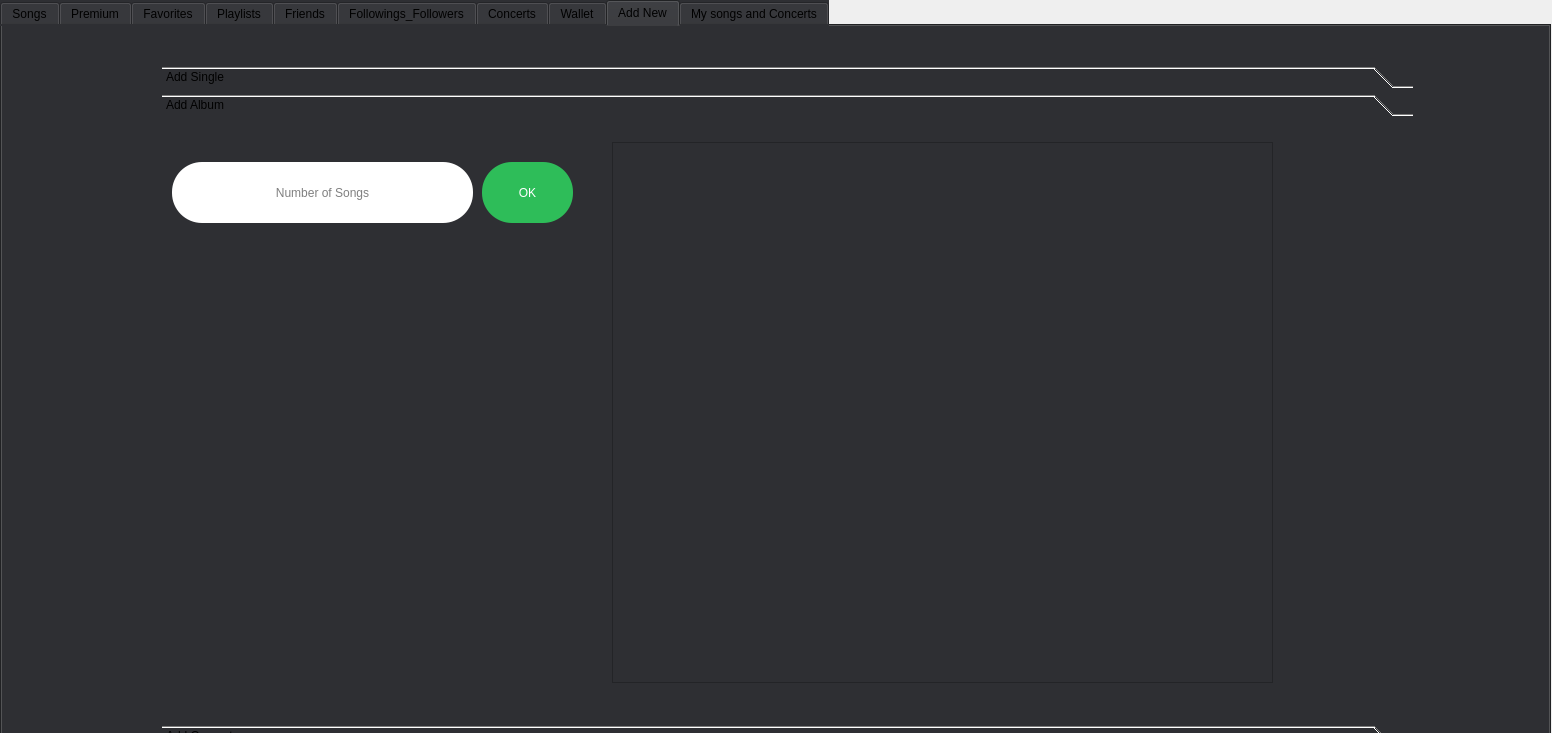
The window that premium.ui (Mahrokh-M/Spotify) describes before a commit, drawn with Qt 5.
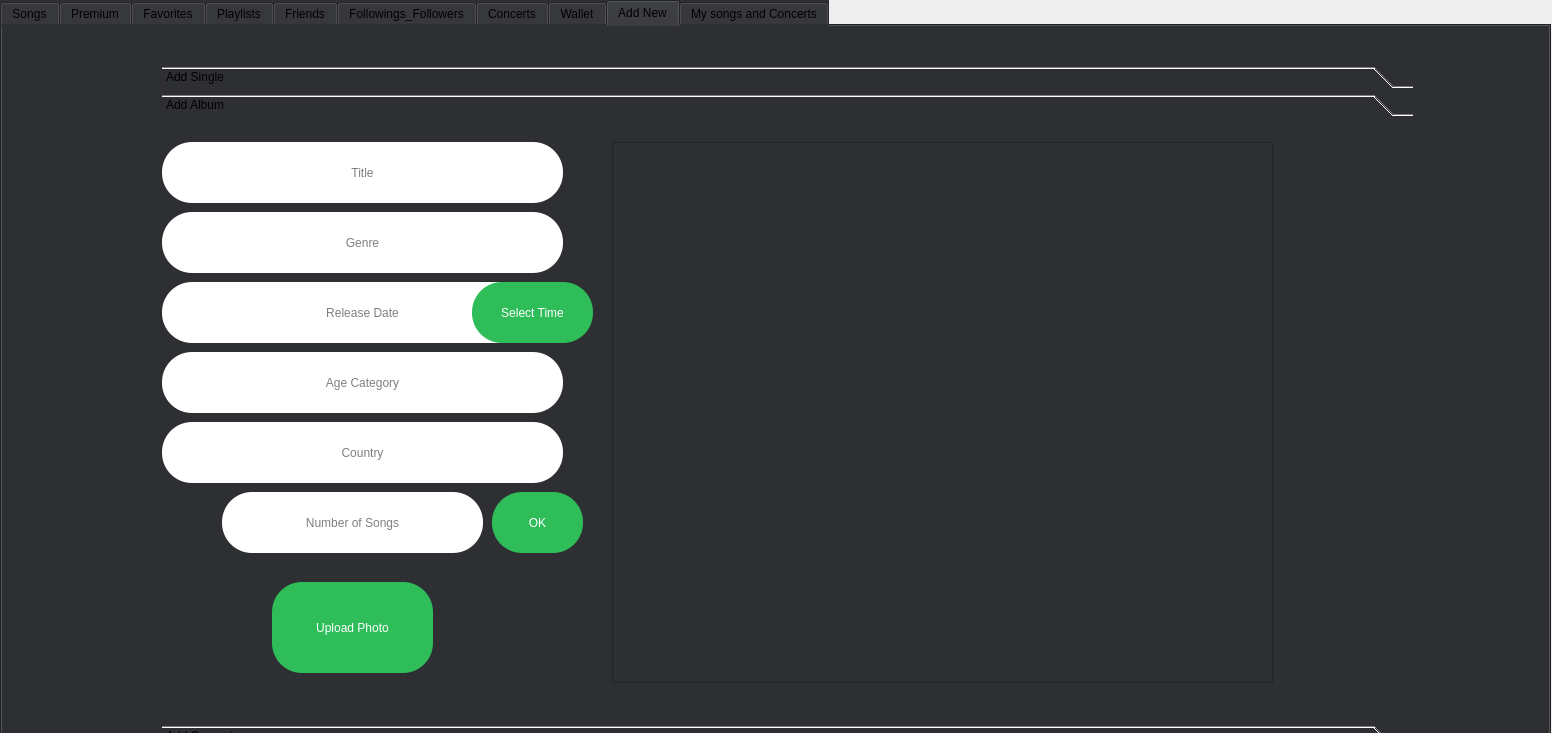
The same window after the commit. The open tabs and pages were chosen to show the change.

```diff
--- a/premium.ui
+++ b/premium.ui
@@ -1422,8 +1422,8 @@
        <rect>
         <x>0</x>
         <y>0</y>
-        <width>100</width>
-        <height>30</height>
+        <width>1251</width>
+        <height>576</height>
        </rect>
       </property>
       <attribute name="label">
@@ -1432,9 +1432,9 @@
       <widget class="QLineEdit" name="num_songs">
        <property name="geometry">
         <rect>
-         <x>10</x>
-         <y>40</y>
-         <width>301</width>
+         <x>60</x>
+         <y>370</y>
+         <width>261</width>
          <height>61</height>
         </rect>
        </property>
@@ -1454,8 +1454,8 @@
       <widget class="QPushButton" name="OK">
        <property name="geometry">
         <rect>
-         <x>320</x>
-         <y>40</y>
+         <x>330</x>
+         <y>370</y>
          <width>91</width>
          <height>61</height>
         </rect>
@@ -1495,6 +1495,152 @@
         </property>
        </widget>
       </widget>
+      <widget class="QLineEdit" name="ReleaseDate_3">
+       <property name="geometry">
+        <rect>
+         <x>0</x>
+         <y>160</y>
+         <width>401</width>
+         <height>61</height>
+        </rect>
+       </property>
+       <property name="styleSheet">
+        <string notr="true">border-radius: 30px;
+background-color: rgb(255, 255, 255);
+padding: 10px;
+font: 700 15pt &quot;UD Digi Kyokasho NP-B&quot;;</string>
+       </property>
+       <property name="alignment">
+        <set>Qt::AlignCenter</set>
+       </property>
+       <property name="placeholderText">
+        <string>Release Date</string>
+       </property>
+      </widget>
+      <widget class="QLineEdit" name="title_2">
+       <property name="geometry">
+        <rect>
+         <x>0</x>
+         <y>20</y>
+         <width>401</width>
+         <height>61</height>
+        </rect>
+       </property>
+       <property name="styleSheet">
+        <string notr="true">border-radius: 30px;
+background-color: rgb(255, 255, 255);
+padding: 10px;
+font: 700 15pt &quot;UD Digi Kyokasho NP-B&quot;;</string>
+       </property>
+       <property name="alignment">
+        <set>Qt::AlignCenter</set>
+       </property>
+       <property name="placeholderText">
+        <string>Title</string>
+       </property>
+      </widget>
+      <widget class="QLineEdit" name="AgeCategory_2">
+       <property name="geometry">
+        <rect>
+         <x>0</x>
+         <y>230</y>
+         <width>401</width>
+         <height>61</height>
+        </rect>
+       </property>
+       <property name="styleSheet">
+        <string notr="true">border-radius: 30px;
+background-color: rgb(255, 255, 255);
+padding: 10px;
+font: 700 15pt &quot;UD Digi Kyokasho NP-B&quot;;</string>
+       </property>
+       <property name="alignment">
+        <set>Qt::AlignCenter</set>
+       </property>
+       <property name="placeholderText">
+        <string>Age Category</string>
+       </property>
+      </widget>
+      <widget class="QLineEdit" name="Genre_2">
+       <property name="geometry">
+        <rect>
+         <x>0</x>
+         <y>90</y>
+         <width>401</width>
+         <height>61</height>
+        </rect>
+       </property>
+       <property name="styleSheet">
+        <string notr="true">border-radius: 30px;
+background-color: rgb(255, 255, 255);
+padding: 10px;
+font: 700 15pt &quot;UD Digi Kyokasho NP-B&quot;;</string>
+       </property>
+       <property name="alignment">
+        <set>Qt::AlignCenter</set>
+       </property>
+       <property name="placeholderText">
+        <string>Genre</string>
+       </property>
+      </widget>
+      <widget class="QLineEdit" name="Country_3">
+       <property name="geometry">
+        <rect>
+         <x>0</x>
+         <y>300</y>
+         <width>401</width>
+         <height>61</height>
+        </rect>
+       </property>
+       <property name="styleSheet">
+        <string notr="true">border-radius: 30px;
+background-color: rgb(255, 255, 255);
+padding: 10px;
+font: 700 15pt &quot;UD Digi Kyokasho NP-B&quot;;</string>
+       </property>
+       <property name="alignment">
+        <set>Qt::AlignCenter</set>
+       </property>
+       <property name="placeholderText">
+        <string>Country</string>
+       </property>
+      </widget>
+      <widget class="QPushButton" name="UploadPhoto_2">
+       <property name="geometry">
+        <rect>
+         <x>110</x>
+         <y>460</y>
+         <width>161</width>
+         <height>91</height>
+        </rect>
+       </property>
+       <property name="styleSheet">
+        <string notr="true">font: 15pt &quot;Segoe UI Historic&quot;;
+background-color: rgb(46, 189, 89);border-radius: 30px;
+color: rgb(255, 255, 255);</string>
+       </property>
+       <property name="text">
+        <string>Upload Photo</string>
+       </property>
+      </widget>
+      <widget class="QPushButton" name="SelectTime_3">
+       <property name="geometry">
+        <rect>
+         <x>310</x>
+         <y>160</y>
+         <width>121</width>
+         <height>61</height>
+        </rect>
+       </property>
+       <property name="styleSheet">
+        <string notr="true">font: 12pt &quot;Segoe UI Historic&quot;;
+background-color: rgb(46, 189, 89);border-radius: 30px;
+color: rgb(255, 255, 255);</string>
+       </property>
+       <property name="text">
+        <string>Select Time</string>
+       </property>
+      </widget>
      </widget>
      <widget class="QWidget" name="add_concert">
       <property name="geometry">
```
Left out of the diff: 46 changed lines with no effect on the pictures.
